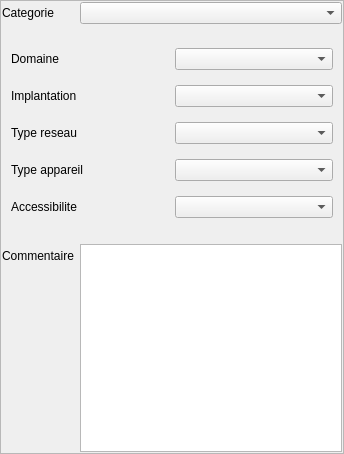
Qt form Lamia/iface/qgiswidget/tools/toolprepro/base3_urbandrainage/lamiabase_ud_equipment_tool_ui_CD41.ui (Artelia/Lamia) before a commit.
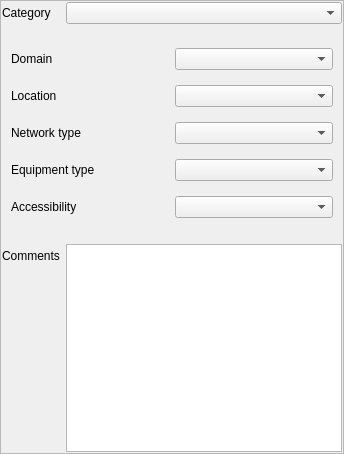
The same form after that commit.

```diff
--- a/Lamia/iface/qgiswidget/tools/toolprepro/base3_urbandrainage/lamiabase_ud_equipment_tool_ui_CD41.ui
+++ b/Lamia/iface/qgiswidget/tools/toolprepro/base3_urbandrainage/lamiabase_ud_equipment_tool_ui_CD41.ui
@@ -53,7 +53,7 @@
       <item row="1" column="0">
        <widget class="QLabel" name="label_11">
         <property name="text">
-         <string>Categorie</string>
+         <string>Category</string>
         </property>
        </widget>
       </item>
@@ -73,14 +73,14 @@
           <item row="3" column="0">
            <widget class="QLabel" name="label_12">
             <property name="text">
-             <string>Type appareil</string>
+             <string>Equipment type</string>
             </property>
            </widget>
           </item>
           <item row="2" column="0">
            <widget class="QLabel" name="label">
             <property name="text">
-             <string>Type reseau</string>
+             <string>Network type</string>
             </property>
            </widget>
           </item>
@@ -90,7 +90,7 @@
           <item row="0" column="0">
            <widget class="QLabel" name="label_3">
             <property name="text">
-             <string>Domaine</string>
+             <string>Domain</string>
             </property>
            </widget>
           </item>
@@ -103,14 +103,14 @@
           <item row="1" column="0">
            <widget class="QLabel" name="label_4">
             <property name="text">
-             <string>Implantation</string>
+             <string>Location</string>
             </property>
            </widget>
           </item>
           <item row="4" column="0">
            <widget class="QLabel" name="label_5">
             <property name="text">
-             <string>Accessibilite</string>
+             <string>Accessibility</string>
             </property>
            </widget>
           </item>
@@ -135,7 +135,7 @@
       <item row="5" column="0">
        <widget class="QLabel" name="label_9">
         <property name="text">
-         <string>Commentaire</string>
+         <string>Comments</string>
         </property>
        </widget>
       </item>
```
Left out of the diff: 4 changed lines with no effect on the pictures.
